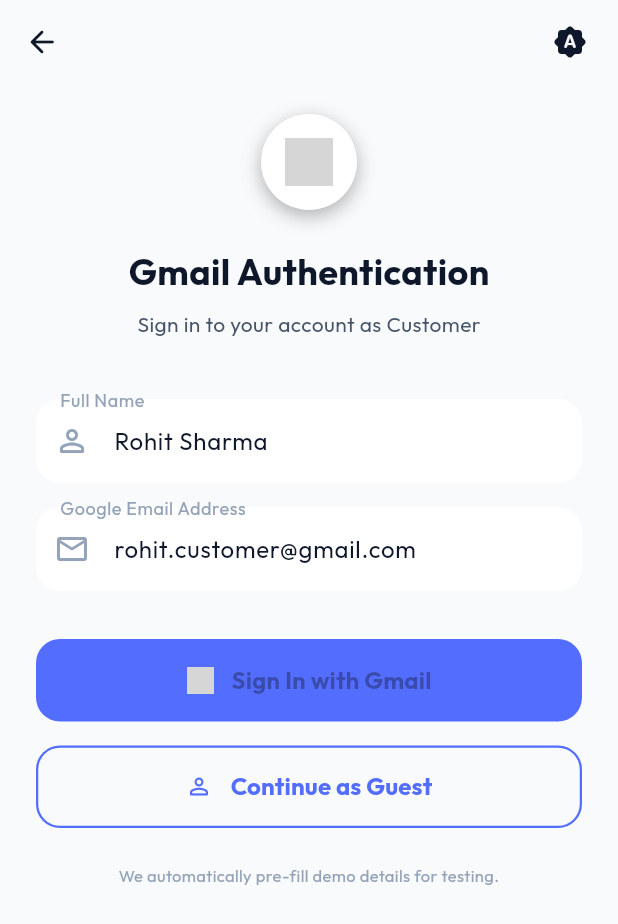
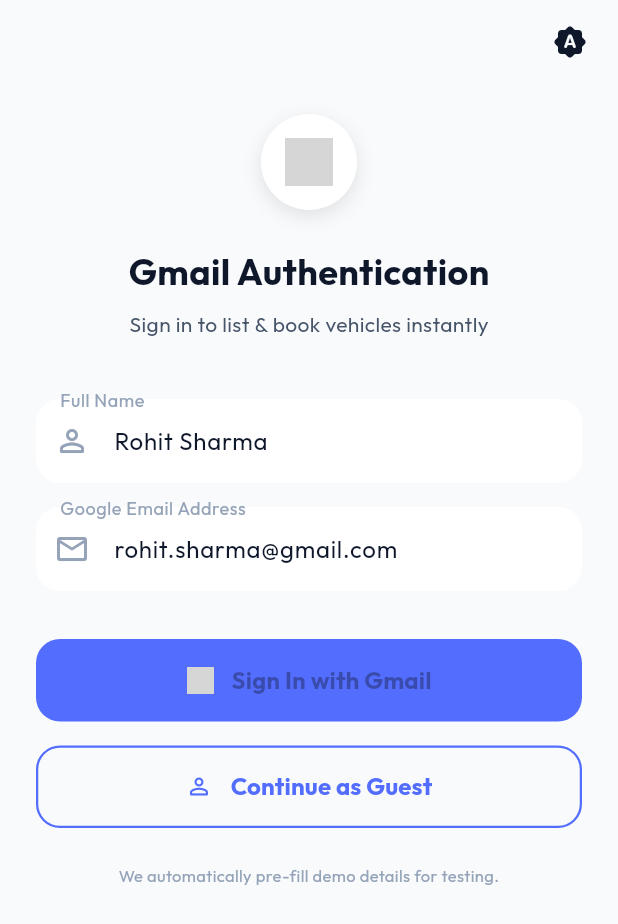
Before and after one commit to SurajChaurasia84/GaadiSaathi, a Flutter app: the LoginScreen screen opened directly, after a tap on "Sign In with Gmail", on a phone screen of 412 x 824 dp. Shown: the top 924 px of the screen. Run offline on Flutter 3.47's test engine with Material 3 defaults, Android fonts, the phone set to English and light mode, and no system bars; our stand-ins replace google_fonts; network calls fail; grey boxes are pictures that could not be loaded.

Commit message:
feat(auth): enhance login screen

```diff
--- a/lib/screens/login_screen.dart
+++ b/lib/screens/login_screen.dart
@@ -2,8 +2,6 @@
 import 'package:provider/provider.dart';
 import '../providers/app_state.dart';
 import '../widgets/theme_selector.dart';
-import 'owner/owner_register_screen.dart';
-import 'owner/owner_dashboard_screen.dart';
 import 'customer/customer_home_screen.dart';
 
 class LoginScreen extends StatefulWidget {
@@ -22,16 +20,8 @@
   @override
   void initState() {
     super.initState();
-    final appState = Provider.of<AppState>(context, listen: false);
-
-    // Prepopulate demo credentials based on selected role
-    if (appState.currentUserRole == 'Owner') {
-      _nameController = TextEditingController(text: 'Suresh Kumar');
-      _emailController = TextEditingController(text: 'suresh.owner@gmail.com');
-    } else {
-      _nameController = TextEditingController(text: 'Rohit Sharma');
-      _emailController = TextEditingController(text: 'rohit.customer@gmail.com');
-    }
+    _nameController = TextEditingController(text: 'Rohit Sharma');
+    _emailController = TextEditingController(text: 'rohit.sharma@gmail.com');
   }
 
   @override
@@ -63,58 +53,31 @@
       _isLoading = false;
     });
 
-    // Route to appropriate screen based on role
-    if (appState.currentUserRole == 'Owner') {
-      if (appState.ownerVehicle != null) {
-        Navigator.pushAndRemoveUntil(
-          context,
-          MaterialPageRoute(builder: (context) => const OwnerDashboardScreen()),
-          (route) => false,
-        );
-      } else {
-        Navigator.pushReplacement(
-          context,
-          MaterialPageRoute(builder: (context) => const OwnerRegisterScreen()),
-        );
-      }
-    }
+    Navigator.pushAndRemoveUntil(
+      context,
+      MaterialPageRoute(builder: (context) => const CustomerHomeScreen()),
+      (route) => false,
+    );
   }
 
   void _handleGuestLogin() {
     final appState = Provider.of<AppState>(context, listen: false);
-    final isOwner = appState.currentUserRole == 'Owner';
 
     appState.loginSimulated(
-      isOwner ? 'guest.owner@gmail.com' : 'guest.customer@gmail.com',
-      isOwner ? 'Guest Owner' : 'Guest Customer',
+      'guest.customer@gmail.com',
+      'Guest Customer',
     );
 
-    if (isOwner) {
-      if (appState.ownerVehicle != null) {
-        Navigator.pushAndRemoveUntil(
-          context,
-          MaterialPageRoute(builder: (context) => const OwnerDashboardScreen()),
-          (route) => false,
-        );
-      } else {
-        Navigator.pushReplacement(
-          context,
-          MaterialPageRoute(builder: (context) => const OwnerRegisterScreen()),
-        );
-      }
-    } else {
-      Navigator.pushAndRemoveUntil(
-        context,
-        MaterialPageRoute(builder: (context) => const CustomerHomeScreen()),
-        (route) => false,
-      );
-    }
+    Navigator.pushAndRemoveUntil(
+      context,
+      MaterialPageRoute(builder: (context) => const CustomerHomeScreen()),
+      (route) => false,
+    );
   }
 
   @override
   Widget build(BuildContext context) {
     final appState = Provider.of<AppState>(context);
-    final isOwner = appState.currentUserRole == 'Owner';
     final isDark = context.isDarkMode;
 
     return Scaffold(
@@ -122,10 +85,7 @@
       appBar: AppBar(
         backgroundColor: Colors.transparent,
         elevation: 0,
-        leading: IconButton(
-          icon: Icon(Icons.arrow_back_rounded, color: context.textColor),
-          onPressed: () => Navigator.pop(context),
-        ),
+        automaticallyImplyLeading: false, // No back button on landing screen
         actions: [
           buildThemeSelector(context, appState),
           const SizedBox(width: 8),
@@ -150,7 +110,7 @@
                       shape: BoxShape.circle,
                       boxShadow: [
                         BoxShadow(
-                          color: Colors.black.withOpacity(0.3),
+                          color: Colors.black.withOpacity(0.1),
                           blurRadius: 10,
                           offset: const Offset(0, 4),
                         ),
@@ -179,7 +139,7 @@
                 const SizedBox(height: 8),
                 Center(
                   child: Text(
-                    'Sign in to your account as ${isOwner ? "Owner" : "Customer"}',
+                    'Sign in to list & book vehicles instantly',
                     style: TextStyle(
                       color: context.textColor54,
                       fontSize: 14,
@@ -203,7 +163,7 @@
                     ),
                     focusedBorder: OutlineInputBorder(
                       borderRadius: BorderRadius.circular(16),
-                      borderSide: BorderSide(color: isOwner ? const Color(0xFF10B981) : const Color(0xFF536DFE)),
+                      borderSide: const BorderSide(color: Color(0xFF536DFE)),
                     ),
                     errorBorder: OutlineInputBorder(
                       borderRadius: BorderRadius.circular(16),
@@ -239,7 +199,7 @@
                     ),
                     focusedBorder: OutlineInputBorder(
                       borderRadius: BorderRadius.circular(16),
-                      borderSide: BorderSide(color: isOwner ? const Color(0xFF10B981) : const Color(0xFF536DFE)),
+                      borderSide: const BorderSide(color: Color(0xFF536DFE)),
                     ),
                     errorBorder: OutlineInputBorder(
                       borderRadius: BorderRadius.circular(16),
@@ -265,7 +225,7 @@
                 ElevatedButton(
                   onPressed: _isLoading ? null : _handleGoogleLogin,
                   style: ElevatedButton.styleFrom(
-                    backgroundColor: isOwner ? const Color(0xFF10B981) : const Color(0xFF536DFE),
+                    backgroundColor: const Color(0xFF536DFE),
                     foregroundColor: Colors.white,
                     disabledBackgroundColor: isDark ? Colors.white12 : Colors.black12,
                     shape: RoundedRectangleBorder(
@@ -290,7 +250,7 @@
                               'https://upload.wikimedia.org/wikipedia/commons/thumb/c/c1/Google_%22G%22_logo.svg/1024px-Google_%22G%22_logo.svg.png',
                               height: 18,
                               width: 18,
-                              color: Colors.white, // simplified layout icon
+                              color: Colors.white,
                             ),
                             const SizedBox(width: 12),
                             const Text(
@@ -307,8 +267,8 @@
                 OutlinedButton(
                   onPressed: _isLoading ? null : _handleGuestLogin,
                   style: OutlinedButton.styleFrom(
-                    side: BorderSide(
-                      color: isOwner ? const Color(0xFF10B981) : const Color(0xFF536DFE),
+                    side: const BorderSide(
+                      color: Color(0xFF536DFE),
                       width: 1.5,
                     ),
                     shape: RoundedRectangleBorder(
@@ -316,20 +276,20 @@
                     ),
                     padding: const EdgeInsets.symmetric(vertical: 16),
                   ),
-                  child: Row(
+                  child: const Row(
                     mainAxisAlignment: MainAxisAlignment.center,
                     children: [
                       Icon(
                         Icons.person_outline_rounded,
-                        color: isOwner ? const Color(0xFF10B981) : const Color(0xFF536DFE),
+                        color: Color(0xFF536DFE),
                       ),
-                      const SizedBox(width: 12),
+                      SizedBox(width: 12),
                       Text(
                         'Continue as Guest',
                         style: TextStyle(
                           fontSize: 16,
                           fontWeight: FontWeight.bold,
-                          color: isOwner ? const Color(0xFF10B981) : const Color(0xFF536DFE),
+                          color: Color(0xFF536DFE),
                         ),
                       ),
                     ],
```
